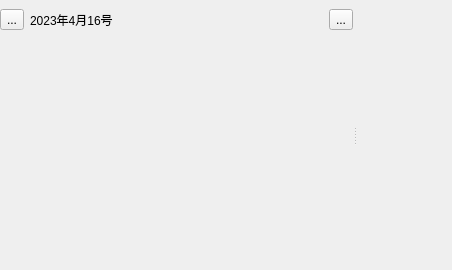
Qt form App/widgets/checkinwidget.ui (kevinWu7/LifeNote) before a commit.
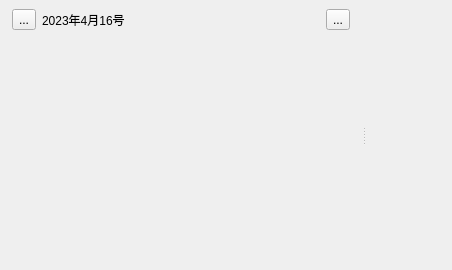
The same form after that commit. Custom widgets are drawn as their Qt base class.

```diff
--- a/App/widgets/checkinwidget.ui
+++ b/App/widgets/checkinwidget.ui
@@ -63,14 +63,23 @@
         </property>
         <widget class="QWidget" name="leftNavigateWidget" native="true">
          <layout class="QVBoxLayout" name="verticalLayout">
+          <property name="spacing">
+           <number>0</number>
+          </property>
+          <property name="leftMargin">
+           <number>0</number>
+          </property>
+          <property name="rightMargin">
+           <number>0</number>
+          </property>
           <item>
            <widget class="QWidget" name="titleBarControl" native="true">
             <layout class="QHBoxLayout" name="horizontalLayout_2">
              <property name="leftMargin">
-              <number>0</number>
+              <number>12</number>
              </property>
              <property name="rightMargin">
-              <number>0</number>
+              <number>12</number>
              </property>
              <item>
               <layout class="QHBoxLayout" name="leftTitleStatus">
```
